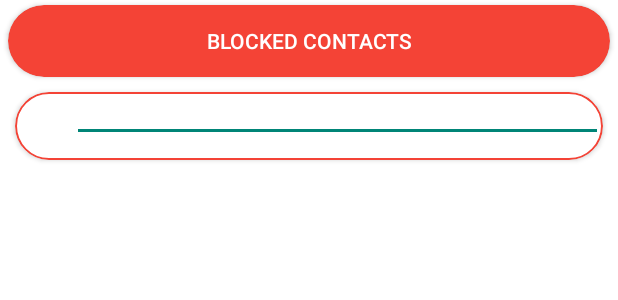
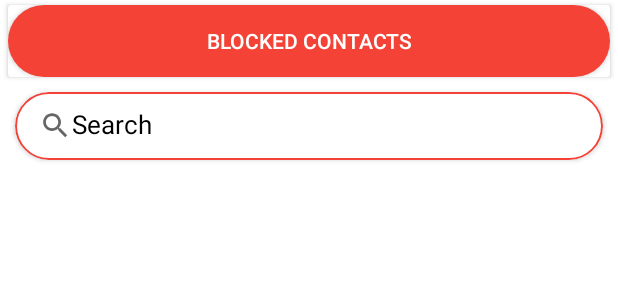
Before and after one commit to shiva2206/Moon---dating-app, an Android app: the layout activity_blockedconts.xml on its own in the app's theme, with its tools: preview values and no code run, on a phone screen of 412 x 824 dp. Shown: the top 300 px of the screen. Run offline under Robolectric (Android 15) with nearby library versions, the phone set to English and light mode, and no system bars.

Commit message:
changed many

```diff
--- a/HoneyMoon/app/src/main/res/layout/activity_blockedconts.xml
+++ b/HoneyMoon/app/src/main/res/layout/activity_blockedconts.xml
@@ -27,7 +27,7 @@
         android:layout_marginLeft="5dp"
         android:layout_marginTop="3dp"
         android:layout_marginRight="5dp"
-        app:cardCornerRadius="30dp">
+       >
 
         <Button
             android:layout_width="match_parent"
@@ -67,7 +67,8 @@
                         android:id="@+id/ser"
                         android:layout_width="22dp"
                         android:layout_height="22dp"
-                        android:src="@drawable/searwht">
+                        android:src="@drawable/search"
+                        >
 
                     </ImageView>
 
@@ -76,11 +77,11 @@
                         android:layout_width="match_parent"
                         android:layout_height="22dp"
                         android:layout_toRightOf="@+id/ser"
-
+                        android:background="@drawable/nullback"
                         android:hint="Search"
                         android:singleLine="true"
-                        android:textColor="@color/white"
-                        android:textColorHint="@color/white"
+                        android:textColor="@color/black"
+                        android:textColorHint="@color/black"
                         android:textSize="17dp">
 
                     </EditText>
```
